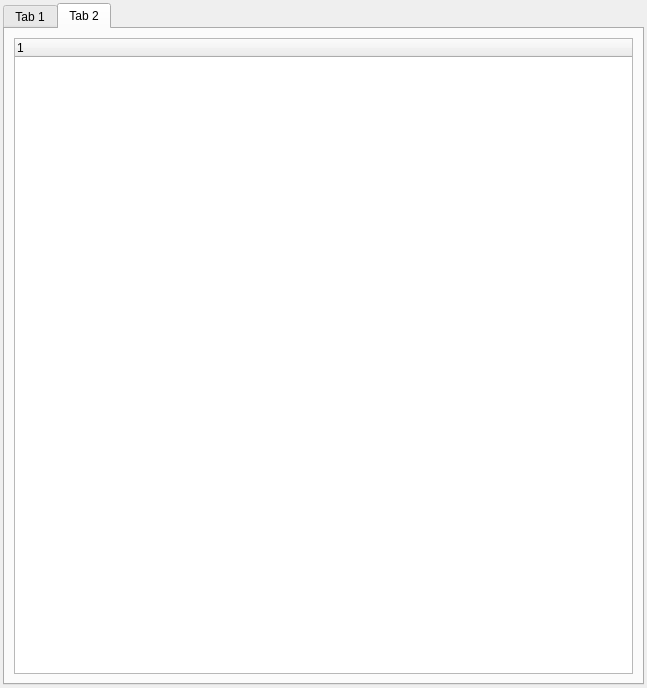
Before: the Qt Designer form tile_form.ui in konstvest/ei_maper, drawn with Qt 5.
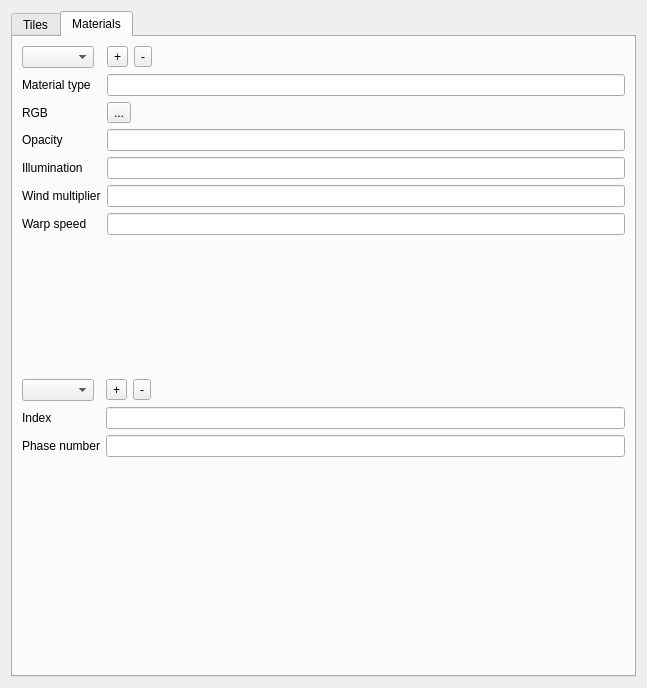
After: the same form once the commit is applied. The open tabs and pages were chosen to show the change.

Commit message:
Add processing water tile for tile brush mode
Update getLandPos(....) -> getTerrainPos(...) get pos from water
Update CLandscape:: process water tiles
SMaterial, SAnimTile moved to types.h
Added draw land\water trigger in Tile brush mode
Added EOperationMethod

```diff
--- a/tile_form.ui
+++ b/tile_form.ui
@@ -14,21 +14,6 @@
    <string>Form</string>
   </property>
   <layout class="QVBoxLayout" name="verticalLayout">
-   <property name="spacing">
-    <number>6</number>
-   </property>
-   <property name="leftMargin">
-    <number>3</number>
-   </property>
-   <property name="topMargin">
-    <number>3</number>
-   </property>
-   <property name="rightMargin">
-    <number>3</number>
-   </property>
-   <property name="bottomMargin">
-    <number>3</number>
-   </property>
    <item>
     <widget class="QTabWidget" name="tabWidget">
      <property name="currentIndex">
@@ -36,7 +21,7 @@
      </property>
      <widget class="QWidget" name="tab">
       <attribute name="title">
-       <string>Tab 1</string>
+       <string>Tiles</string>
       </attribute>
       <layout class="QVBoxLayout" name="verticalLayout_3">
        <item>
@@ -126,17 +111,183 @@
      </widget>
      <widget class="QWidget" name="tab_2">
       <attribute name="title">
-       <string>Tab 2</string>
+       <string>Materials</string>
       </attribute>
       <layout class="QVBoxLayout" name="verticalLayout_4">
        <item>
-        <widget class="QTreeWidget" name="treeWidget">
-         <column>
-          <property name="text">
-           <string notr="true">1</string>
-          </property>
-         </column>
-        </widget>
+        <layout class="QFormLayout" name="formLayout">
+         <item row="0" column="0">
+          <widget class="QComboBox" name="comboMaterial"/>
+         </item>
+         <item row="1" column="0">
+          <widget class="QLabel" name="label_10">
+           <property name="text">
+            <string>Material type</string>
+           </property>
+          </widget>
+         </item>
+         <item row="1" column="1">
+          <widget class="QLineEdit" name="lineEdit_7"/>
+         </item>
+         <item row="2" column="0">
+          <widget class="QLabel" name="label_3">
+           <property name="text">
+            <string>RGB</string>
+           </property>
+          </widget>
+         </item>
+         <item row="2" column="1">
+          <widget class="QToolButton" name="toolButtonColor">
+           <property name="text">
+            <string>...</string>
+           </property>
+          </widget>
+         </item>
+         <item row="3" column="0">
+          <widget class="QLabel" name="label_4">
+           <property name="text">
+            <string>Opacity</string>
+           </property>
+          </widget>
+         </item>
+         <item row="3" column="1">
+          <widget class="QLineEdit" name="lineEdit"/>
+         </item>
+         <item row="4" column="0">
+          <widget class="QLabel" name="label_5">
+           <property name="text">
+            <string>Illumination</string>
+           </property>
+          </widget>
+         </item>
+         <item row="4" column="1">
+          <widget class="QLineEdit" name="lineEdit_2"/>
+         </item>
+         <item row="5" column="0">
+          <widget class="QLabel" name="label_6">
+           <property name="text">
+            <string>Wind multiplier</string>
+           </property>
+          </widget>
+         </item>
+         <item row="5" column="1">
+          <widget class="QLineEdit" name="lineEdit_3"/>
+         </item>
+         <item row="6" column="0">
+          <widget class="QLabel" name="label_7">
+           <property name="text">
+            <string>Warp speed</string>
+           </property>
+          </widget>
+         </item>
+         <item row="6" column="1">
+          <widget class="QLineEdit" name="lineEdit_4"/>
+         </item>
+         <item row="0" column="1">
+          <layout class="QHBoxLayout" name="horizontalLayout_4">
+           <property name="topMargin">
+            <number>0</number>
+           </property>
+           <property name="rightMargin">
+            <number>0</number>
+           </property>
+           <item>
+            <widget class="QToolButton" name="toolButtonAddMaterial">
+             <property name="text">
+              <string>+</string>
+             </property>
+            </widget>
+           </item>
+           <item>
+            <widget class="QToolButton" name="toolButtonDelMaterial">
+             <property name="text">
+              <string>-</string>
+             </property>
+            </widget>
+           </item>
+           <item>
+            <spacer name="horizontalSpacer_3">
+             <property name="orientation">
+              <enum>Qt::Horizontal</enum>
+             </property>
+             <property name="sizeHint" stdset="0">
+              <size>
+               <width>40</width>
+               <height>20</height>
+              </size>
+             </property>
+            </spacer>
+           </item>
+          </layout>
+         </item>
+        </layout>
+       </item>
+       <item>
+        <layout class="QFormLayout" name="formLayout_2">
+         <property name="topMargin">
+          <number>20</number>
+         </property>
+         <item row="1" column="1">
+          <widget class="QLineEdit" name="lineEdit_5"/>
+         </item>
+         <item row="2" column="1">
+          <widget class="QLineEdit" name="lineEdit_6"/>
+         </item>
+         <item row="1" column="0">
+          <widget class="QLabel" name="label_8">
+           <property name="text">
+            <string>Index</string>
+           </property>
+          </widget>
+         </item>
+         <item row="2" column="0">
+          <widget class="QLabel" name="label_9">
+           <property name="text">
+            <string>Phase number</string>
+           </property>
+          </widget>
+         </item>
+         <item row="0" column="0">
+          <widget class="QComboBox" name="comboAnimTile"/>
+         </item>
+         <item row="0" column="1">
+          <layout class="QHBoxLayout" name="horizontalLayout_3">
+           <property name="topMargin">
+            <number>0</number>
+           </property>
+           <property name="rightMargin">
+            <number>0</number>
+           </property>
+           <item>
+            <widget class="QToolButton" name="toolButtonAddAnimTile">
+             <property name="text">
+              <string>+</string>
+             </property>
+            </widget>
+           </item>
+           <item>
+            <widget class="QToolButton" name="toolButtonDelAnimTile">
+             <property name="text">
+              <string>-</string>
+             </property>
+            </widget>
+           </item>
+           <item>
+            <spacer name="horizontalSpacer_4">
+             <property name="orientation">
+              <enum>Qt::Horizontal</enum>
+             </property>
+             <property name="sizeHint" stdset="0">
+              <size>
+               <width>40</width>
+               <height>20</height>
+              </size>
+             </property>
+            </spacer>
+           </item>
+          </layout>
+         </item>
+        </layout>
        </item>
       </layout>
      </widget>
```
Left out of the diff: 72 changed lines with no effect on the pictures. The commit also changes 13 other files.
